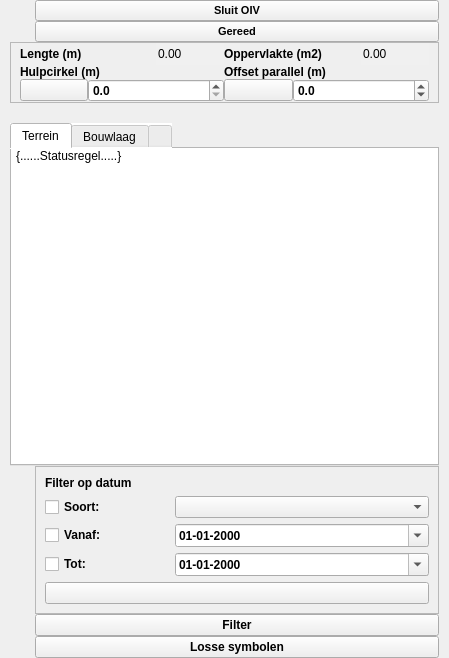
The window that plugin/oiv/oiv_base_widget.ui (OIV-NL-QGIS/QGIS_project) describes before a commit, drawn with Qt 5.
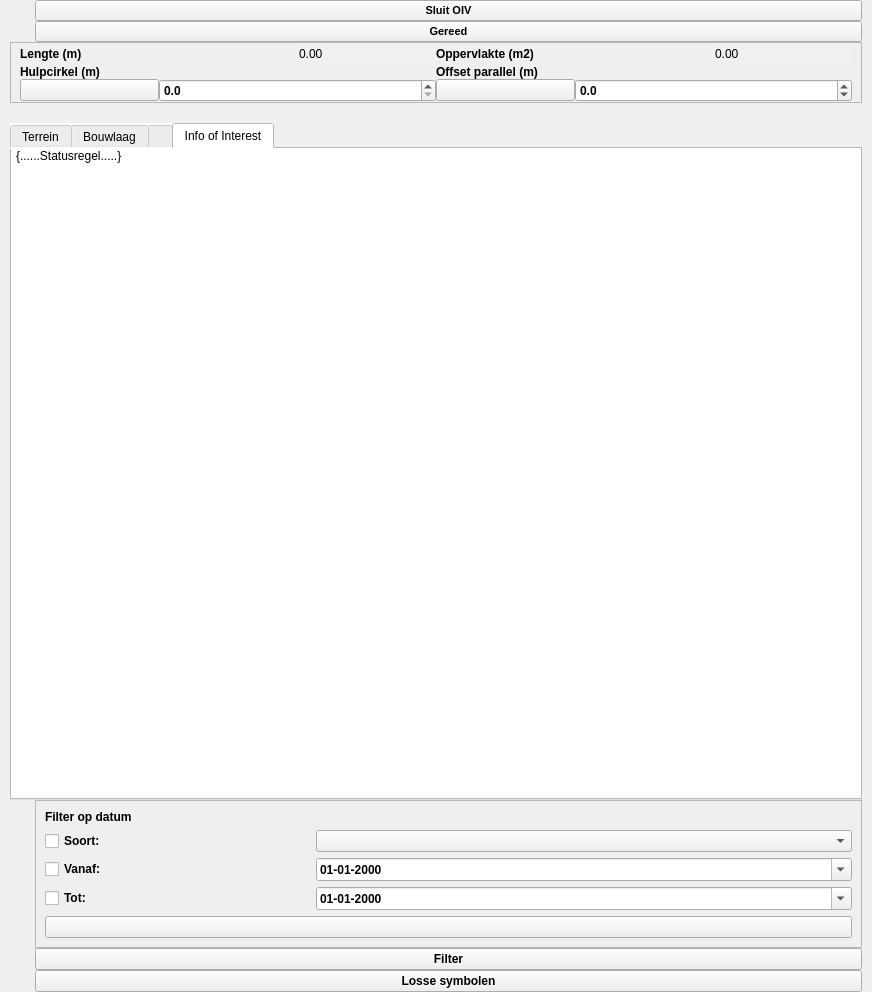
The same window after the commit. The open tabs and pages were chosen to show the change. Icons and pictures are not drawn.

Diff of the .ui file:
```diff
--- a/plugin/oiv/oiv_base_widget.ui
+++ b/plugin/oiv/oiv_base_widget.ui
@@ -6,8 +6,8 @@
    <rect>
     <x>0</x>
     <y>0</y>
-    <width>449</width>
-    <height>658</height>
+    <width>872</width>
+    <height>992</height>
    </rect>
   </property>
   <property name="font">
@@ -59,8 +59,8 @@
         <rect>
          <x>0</x>
          <y>0</y>
-         <width>439</width>
-         <height>636</height>
+         <width>862</width>
+         <height>970</height>
         </rect>
        </property>
        <layout class="QVBoxLayout" name="verticalLayout_2">
@@ -704,7 +704,7 @@
               </item>
              </layout>
             </widget>
-            <widget class="QWidget" name="fakeTab">
+            <widget class="QWidget" name="">
              <attribute name="title">
               <string/>
              </attribute>
@@ -758,6 +758,66 @@
               </item>
              </layout>
             </widget>
+            <widget class="QWidget" name="infoOfInterest">
+             <attribute name="title">
+              <string>Info of Interest</string>
+             </attribute>
+             <layout class="QVBoxLayout" name="verticalLayout_6">
+              <property name="leftMargin">
+               <number>0</number>
+              </property>
+              <property name="topMargin">
+               <number>0</number>
+              </property>
+              <property name="rightMargin">
+               <number>0</number>
+              </property>
+              <property name="bottomMargin">
+               <number>0</number>
+              </property>
+              <item>
+               <widget class="QLabel" name="statusregelinfoOfInterest">
+                <property name="sizePolicy">
+                 <sizepolicy hsizetype="Preferred" vsizetype="Minimum">
+                  <horstretch>0</horstretch>
+                  <verstretch>0</verstretch>
+                 </sizepolicy>
+                </property>
+                <property name="text">
+                 <string>{......Statusregel.....}</string>
+                </property>
+                <property name="wordWrap">
+                 <bool>true</bool>
+                </property>
+                <property name="margin">
+                 <number>4</number>
+                </property>
+                <property name="indent">
+                 <number>4</number>
+                </property>
+               </widget>
+              </item>
+              <item>
+               <widget class="QFrame" name="infoOfInterestFrame">
+                <property name="sizePolicy">
+                 <sizepolicy hsizetype="Expanding" vsizetype="Expanding">
+                  <horstretch>0</horstretch>
+                  <verstretch>0</verstretch>
+                 </sizepolicy>
+                </property>
+                <property name="frameShape">
+                 <enum>QFrame::NoFrame</enum>
+                </property>
+                <property name="frameShadow">
+                 <enum>QFrame::Plain</enum>
+                </property>
+                <property name="lineWidth">
+                 <number>0</number>
+                </property>
+               </widget>
+              </item>
+             </layout>
+            </widget>
            </widget>
           </item>
          </layout>
```
Left out of the diff: 813 changed lines with no effect on the pictures.
